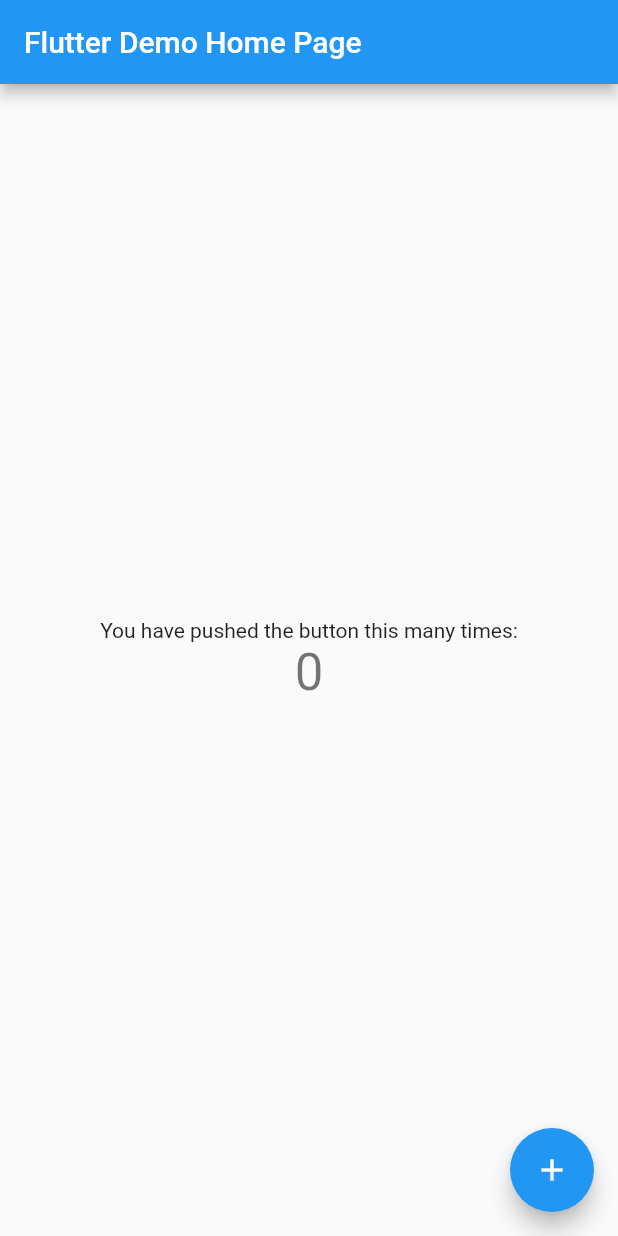
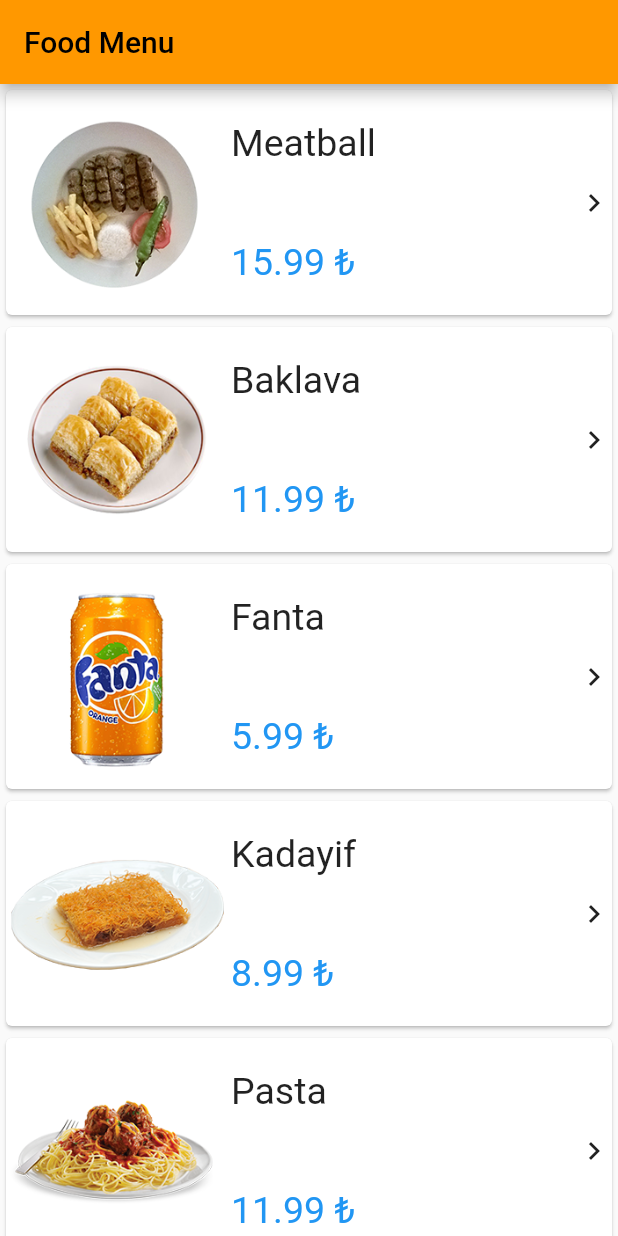
Before and after one commit to BerkayAkdenx/food_app, a Flutter app: the screen it shows after launch, on a phone screen of 412 x 824 dp. Run offline on Flutter 3.47's test engine with Material 2 defaults, Android fonts, the phone set to English and light mode, and no system bars.

Commit message:
mainpage is completed

```diff
--- /dev/null
+++ b/lib/Foods.dart
@@ -0,0 +1,8 @@
+class Foods{
+  late int foodId;
+  late String foodName;
+  late String foodImagesName;
+  late double foodPrize;
+
+  Foods(this.foodId, this.foodName, this.foodImagesName, this.foodPrize);
+}
--- a/lib/main.dart
+++ b/lib/main.dart
@@ -1,4 +1,6 @@
 import 'package:flutter/material.dart';
+
+import 'Foods.dart';
 
 void main() {
   runApp(const MyApp());
@@ -7,39 +9,21 @@ void main() {
 class MyApp extends StatelessWidget {
   const MyApp({Key? key}) : super(key: key);
 
-  // This widget is the root of your application.
   @override
   Widget build(BuildContext context) {
     return MaterialApp(
       title: 'Flutter Demo',
+      debugShowCheckedModeBanner: false,
       theme: ThemeData(
-        // This is the theme of your application.
-        //
-        // Try running your application with "flutter run". You'll see the
-        // application has a blue toolbar. Then, without quitting the app, try
-        // changing the primarySwatch below to Colors.green and then invoke
-        // "hot reload" (press "r" in the console where you ran "flutter run",
-        // or simply save your changes to "hot reload" in a Flutter IDE).
-        // Notice that the counter didn't reset back to zero; the application
-        // is not restarted.
-        primarySwatch: Colors.blue,
+        primarySwatch: Colors.orange,
       ),
-      home: const MyHomePage(title: 'Flutter Demo Home Page'),
+      home: const MyHomePage(title: 'Food Menu'),
     );
   }
 }
 
 class MyHomePage extends StatefulWidget {
   const MyHomePage({Key? key, required this.title}) : super(key: key);
-
-  // This widget is the home page of your application. It is stateful, meaning
-  // that it has a State object (defined below) that contains fields that affect
-  // how it looks.
-
-  // This class is the configuration for the state. It holds the values (in this
-  // case the title) provided by the parent (in this case the App widget) and
-  // used by the build method of the State. Fields in a Widget subclass are
-  // always marked "final".
 
   final String title;
 
@@ -48,68 +32,74 @@ class MyHomePage extends StatefulWidget {
 }
 
 class _MyHomePageState extends State<MyHomePage> {
-  int _counter = 0;
-
-  void _incrementCounter() {
-    setState(() {
-      // This call to setState tells the Flutter framework that something has
-      // changed in this State, which causes it to rerun the build method below
-      // so that the display can reflect the updated values. If we changed
-      // _counter without calling setState(), then the build method would not be
-      // called again, and so nothing would appear to happen.
-      _counter++;
-    });
+  Future<List<Foods>> comeToFoods() async {
+    var foodList = <Foods>[];
+    var f1 = Foods(1, "Meatball", "kofte.png", 15.99);
+    var f2 = Foods(2, "Baklava", "baklava.png", 11.99);
+    var f3 = Foods(3, "Fanta", "fanta.png", 5.99);
+    var f4 = Foods(4, "Kadayif", "kadayif.png", 8.99);
+    var f5 = Foods(5, "Pasta", "makarna.png", 11.99);
+    var f6 = Foods(6, "Ayran", "ayran.png", 5.99);
+    foodList.add(f1);
+    foodList.add(f2);
+    foodList.add(f3);
+    foodList.add(f4);
+    foodList.add(f5);
+    foodList.add(f6);
+    return foodList;
   }
 
   @override
   Widget build(BuildContext context) {
-    // This method is rerun every time setState is called, for instance as done
-    // by the _incrementCounter method above.
-    //
-    // The Flutter framework has been optimized to make rerunning build methods
-    // fast, so that you can just rebuild anything that needs updating rather
-    // than having to individually change instances of widgets.
     return Scaffold(
       appBar: AppBar(
-        // Here we take the value from the MyHomePage object that was created by
-        // the App.build method, and use it to set our appbar title.
         title: Text(widget.title),
       ),
-      body: Center(
-        // Center is a layout widget. It takes a single child and positions it
-        // in the middle of the parent.
-        child: Column(
-          // Column is also a layout widget. It takes a list of children and
-          // arranges them vertically. By default, it sizes itself to fit its
-          // children horizontally, and tries to be as tall as its parent.
-          //
-          // Invoke "debug painting" (press "p" in the console, choose the
-          // "Toggle Debug Paint" action from the Flutter Inspector in Android
-          // Studio, or the "Toggle Debug Paint" command in Visual Studio Code)
-          // to see the wireframe for each widget.
-          //
-          // Column has various properties to control how it sizes itself and
-          // how it positions its children. Here we use mainAxisAlignment to
-          // center the children vertically; the main axis here is the vertical
-          // axis because Columns are vertical (the cross axis would be
-          // horizontal).
-          mainAxisAlignment: MainAxisAlignment.center,
-          children: <Widget>[
-            const Text(
-              'You have pushed the button this many times:',
-            ),
-            Text(
-              '$_counter',
-              style: Theme.of(context).textTheme.headline4,
-            ),
-          ],
-        ),
+      body: FutureBuilder<List<Foods>>(
+        future: comeToFoods(),
+        builder: (context, snapshot) {
+          if (snapshot.hasData) {
+            var foodList = snapshot.data;
+            return ListView.builder(
+              itemCount: foodList!.length,
+              itemBuilder: (context, indeks) {
+                var food = foodList[indeks];
+                return Card(
+                  child: Row(
+                    children: [
+                      SizedBox(
+                          height: 150,
+                          width: 150,
+                          child:
+                              Image.asset(("Images/${food.foodImagesName}"))),
+                      Column(
+                        crossAxisAlignment: CrossAxisAlignment.start,
+                        children: [
+                          Text(
+                            food.foodName,
+                            style: TextStyle(fontSize: 25),
+                          ),
+                          SizedBox(
+                            height: 50,
+                          ),
+                          Text(
+                            "${food.foodPrize} \u{20BA}",
+                            style: TextStyle(fontSize: 25, color: Colors.blue),
+                          ),
+                        ],
+                      ),
+                      Spacer(),
+                      Icon(Icons.keyboard_arrow_right)
+                    ],
+                  ),
+                );
+              },
+            );
+          } else {
+            return Center();
+          }
+        },
       ),
-      floatingActionButton: FloatingActionButton(
-        onPressed: _incrementCounter,
-        tooltip: 'Increment',
-        child: const Icon(Icons.add),
-      ), // This trailing comma makes auto-formatting nicer for build methods.
     );
   }
 }
```
